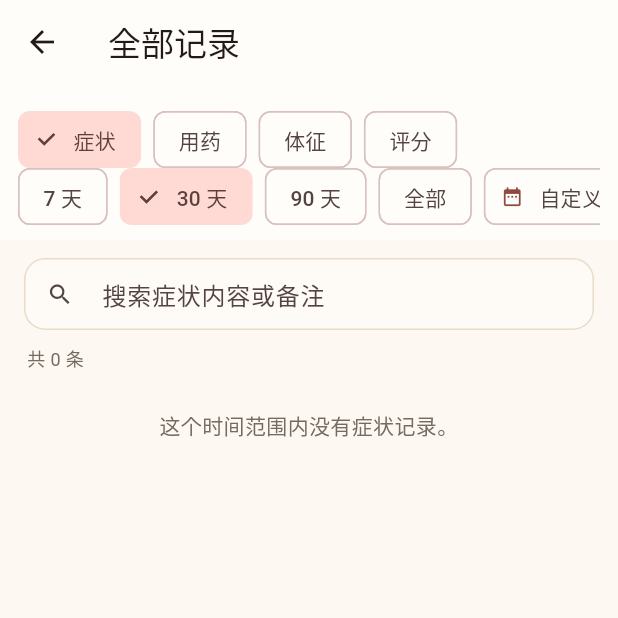
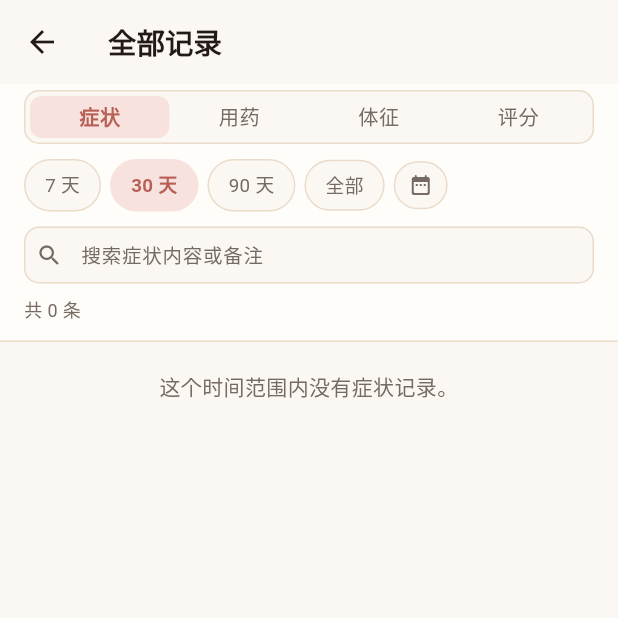
Before and after one commit to SNXJ/care-today, a Flutter app: the RecordsAllPage screen opened directly, on a phone screen of 412 x 824 dp, the top half of it. Run offline on Flutter 3.47's test engine with Material 3 defaults, Android fonts, the phone set to English and light mode, and no system bars; our stand-ins replace image_picker, open_filex, package_info_plus; Roboto replaces fonts that are missing (PingFang SC).

Commit message:
style: 全部记录页改版 + 补渲染测试
顶部筛选区重做：
- 类别改为四等分分段控件（等宽、不滚动），彻底避免最后一项被切
- 时间快捷键与日历按钮同属一个 Wrap，换行也整齐；选中区间单独一行展示可清除
- 搜索框、统计行、重置入口按米色系配色重排
- 列表按天分组改为卡片 + 玫瑰色日期标记，行内时间/标题/备注层级更清晰

新增 5 个 widget 渲染测试：无溢出、四个分段完整在屏内、日历按钮不被裁切、
切换类别正确过滤、默认 30 天且「全部」能取回更早记录。

版本号 1.2.2+6 → 1.2.3+7

Co-Authored-By: Claude Fable 5 <noreply@anthropic.com>

```diff
--- a/flutter_app/lib/features/home/records_all_page.dart
+++ b/flutter_app/lib/features/home/records_all_page.dart
@@ -6,6 +6,11 @@ import '../session/session_controller.dart';
 import 'actions.dart';
 import 'manage.dart';
 import 'records_filter.dart';
+
+const _paper = Color(0xfffbf8f4);
+const _panel = Color(0xfffffdf9);
+const _line = Color(0xffeadbca);
+const _softRose = Color(0xfff7e2de);
 
 /// 全部记录：四类记录的完整历史，支持时间范围过滤与关键字搜索。
 class RecordsAllPage extends StatefulWidget {
@@ -33,6 +38,9 @@ class _RecordsAllPageState extends State<RecordsAllPage> {
     searchController.dispose();
     super.dispose();
   }
+
+  bool get _filterDirty =>
+      customRange != null || days != 30 || searchController.text.isNotEmpty;
 
   Future<void> _pickRange() async {
     final now = DateTime.now();
@@ -84,125 +92,285 @@ class _RecordsAllPageState extends State<RecordsAllPage> {
     final groups = groupByDay(rows);
 
     return Scaffold(
+      backgroundColor: _paper,
       appBar: AppBar(
-        title: const Text('全部记录'),
-        bottom: PreferredSize(
-          preferredSize: const Size.fromHeight(104),
-          child: Padding(
-            padding: const EdgeInsets.fromLTRB(12, 0, 12, 10),
+        backgroundColor: _paper,
+        surfaceTintColor: Colors.transparent,
+        elevation: 0,
+        title: const Text('全部记录',
+            style: TextStyle(fontWeight: FontWeight.w700, fontSize: 19)),
+      ),
+      body: Column(
+        children: [
+          _filterPanel(rows.length, total),
+          Expanded(
+            child: rows.isEmpty
+                ? emptyNote('这个时间范围内没有${recordKindLabels[kind]}记录。')
+                : ListView(
+                    padding: const EdgeInsets.fromLTRB(16, 6, 16, 28),
+                    children: [
+                      for (final entry in groups.entries)
+                        _dayGroup(entry.key, entry.value, s),
+                    ],
+                  ),
+          ),
+        ],
+      ),
+    );
+  }
+
+  /// 顶部筛选区：类别分段 + 时间区间 + 搜索 + 统计。
+  Widget _filterPanel(int shown, int total) {
+    return Container(
+      padding: const EdgeInsets.fromLTRB(16, 4, 16, 12),
+      decoration: const BoxDecoration(
+        color: _panel,
+        border: Border(bottom: BorderSide(color: _line)),
+      ),
       child: Column(
         crossAxisAlignment: CrossAxisAlignment.stretch,
         children: [
-                SizedBox(
-                  height: 38,
-                  child: ListView(
-                    scrollDirection: Axis.horizontal,
+          // 类别：四等分，不滚动，永远完整可见
+          Container(
+            height: 36,
+            padding: const EdgeInsets.all(3),
+            decoration: BoxDecoration(
+              color: _paper,
+              borderRadius: BorderRadius.circular(10),
+              border: Border.all(color: _line),
+            ),
+            child: Row(
               children: [
-                      for (final k in RecordKind.values) ...[
-                        ChoiceChip(
-                          label: Text(recordKindLabels[k]!),
-                          selected: kind == k,
-                          onSelected: (_) => setState(() => kind = k),
-                        ),
-                        const SizedBox(width: 8),
-                      ],
+                for (final k in RecordKind.values)
+                  Expanded(child: _segment(k)),
               ],
             ),
           ),
-                SizedBox(
-                  height: 38,
-                  child: ListView(
-                    scrollDirection: Axis.horizontal,
+          const SizedBox(height: 10),
+          // 时间：快捷区间与日历按钮同属一个 Wrap，换行时也保持整齐，
+          // 且永远不会像横向滚动那样把最后一项切在屏幕外。
+          Wrap(
+            spacing: 6,
+            runSpacing: 6,
+            crossAxisAlignment: WrapCrossAlignment.center,
             children: [
               _rangeChip('7 天', 7),
               _rangeChip('30 天', 30),
               _rangeChip('90 天', 90),
               _rangeChip('全部', null),
-                      ChoiceChip(
-                        avatar: const Icon(Icons.date_range, size: 15),
-                        label: Text(customRange == null
-                            ? '自定义'
-                            : '${formatDateLabel(customRange!.start)}–${formatDateLabel(customRange!.end)}'),
-                        selected: customRange != null,
-                        onSelected: (_) => _pickRange(),
+              _iconPill(
+                icon: Icons.date_range_rounded,
+                active: customRange != null,
+                onTap: _pickRange,
               ),
             ],
           ),
+          if (customRange != null) ...[
+            const SizedBox(height: 8),
+            Row(
+              children: [
+                Icon(Icons.event_available_rounded,
+                    size: 14, color: rose.withValues(alpha: 0.9)),
+                const SizedBox(width: 6),
+                Expanded(
+                  child: Text(
+                    '${formatDateLabel(customRange!.start)} – ${formatDateLabel(customRange!.end)}',
+                    style: const TextStyle(fontSize: 12.5, color: ink),
+                  ),
+                ),
+                GestureDetector(
+                  onTap: () => setState(() {
+                    customRange = null;
+                    days = 30;
+                  }),
+                  child: const Icon(Icons.close_rounded,
+                      size: 15, color: muted),
                 ),
               ],
             ),
-          ),
-        ),
-      ),
-      body: Column(
-        children: [
-          Padding(
-            padding: const EdgeInsets.fromLTRB(16, 12, 16, 4),
+          ],
+          const SizedBox(height: 10),
+          // 搜索
+          SizedBox(
+            height: 38,
             child: TextField(
               controller: searchController,
+              style: const TextStyle(fontSize: 13.5),
               decoration: InputDecoration(
                 isDense: true,
+                filled: true,
+                fillColor: _paper,
                 hintText: '搜索${recordKindLabels[kind]}内容或备注',
-                prefixIcon: const Icon(Icons.search, size: 18),
+                hintStyle: const TextStyle(fontSize: 13, color: muted),
+                prefixIcon: const Icon(Icons.search_rounded,
+                    size: 18, color: muted),
+                prefixIconConstraints:
+                    const BoxConstraints(minWidth: 34, minHeight: 34),
                 suffixIcon: searchController.text.isEmpty
                     ? null
-                    : IconButton(
-                        icon: const Icon(Icons.close, size: 16),
-                        onPressed: () =>
+                    : GestureDetector(
+                        onTap: () =>
                             setState(() => searchController.clear()),
+                        child: const Icon(Icons.cancel_rounded,
+                            size: 16, color: muted),
                       ),
+                suffixIconConstraints:
+                    const BoxConstraints(minWidth: 32, minHeight: 32),
+                contentPadding:
+                    const EdgeInsets.symmetric(horizontal: 8, vertical: 9),
                 border: OutlineInputBorder(
-                    borderRadius: BorderRadius.circular(12)),
+                    borderRadius: BorderRadius.circular(10),
+                    borderSide: const BorderSide(color: _line)),
+                enabledBorder: OutlineInputBorder(
+                    borderRadius: BorderRadius.circular(10),
+                    borderSide: const BorderSide(color: _line)),
+                focusedBorder: OutlineInputBorder(
+                    borderRadius: BorderRadius.circular(10),
+                    borderSide: BorderSide(color: rose, width: 1.3)),
               ),
               onChanged: (_) => setState(() {}),
             ),
           ),
-          Padding(
-            padding: const EdgeInsets.fromLTRB(18, 6, 18, 6),
-            child: Row(
+          const SizedBox(height: 8),
+          _countLine(shown, total),
+        ],
+      ),
+    );
+  }
+
+  Widget _countLine(int shown, int total) {
+    return Row(
       children: [
         Text(
-                  rows.length == total
-                      ? '共 $total 条'
-                      : '筛选出 ${rows.length} 条 / 共 $total 条',
+          shown == total ? '共 $total 条' : '筛选出 $shown 条 / 共 $total 条',
           style: const TextStyle(color: muted, fontSize: 12),
         ),
         const Spacer(),
-                if (customRange != null || searchController.text.isNotEmpty)
-                  TextButton(
-                    onPressed: () => setState(() {
+        if (_filterDirty)
+          GestureDetector(
+            onTap: () => setState(() {
               customRange = null;
               days = 30;
               searchController.clear();
             }),
-                    child: const Text('重置筛选', style: TextStyle(fontSize: 12)),
+            child: Text('重置筛选',
+                style: TextStyle(
+                    fontSize: 12,
+                    color: rose,
+                    fontWeight: FontWeight.w600)),
           ),
+      ],
+    );
+  }
+
+  Widget _segment(RecordKind k) {
+    final selected = kind == k;
+    return GestureDetector(
+      onTap: () => setState(() => kind = k),
+      child: AnimatedContainer(
+        duration: const Duration(milliseconds: 140),
+        alignment: Alignment.center,
+        decoration: BoxDecoration(
+          color: selected ? _softRose : Colors.transparent,
+          borderRadius: BorderRadius.circular(8),
+        ),
+        child: Text(
+          recordKindLabels[k]!,
+          style: TextStyle(
+            fontSize: 13.5,
+            color: selected ? rose : muted,
+            fontWeight: selected ? FontWeight.w700 : FontWeight.w500,
+          ),
+        ),
+      ),
+    );
+  }
+
+  Widget _rangeChip(String label, int? value) {
+    final selected = customRange == null && days == value;
+    return GestureDetector(
+      onTap: () => setState(() {
+        days = value;
+        customRange = null;
+      }),
+      child: Container(
+        padding: const EdgeInsets.symmetric(horizontal: 13, vertical: 7),
+        decoration: BoxDecoration(
+          color: selected ? _softRose : _paper,
+          borderRadius: BorderRadius.circular(999),
+          border: Border.all(color: selected ? _softRose : _line),
+        ),
+        child: Text(label,
+            style: TextStyle(
+              fontSize: 12.5,
+              color: selected ? rose : muted,
+              fontWeight: selected ? FontWeight.w700 : FontWeight.w400,
+            )),
+      ),
+    );
+  }
+
+  Widget _iconPill(
+      {required IconData icon,
+      required bool active,
+      required VoidCallback onTap}) {
+    return GestureDetector(
+      onTap: onTap,
+      child: Container(
+        width: 36,
+        height: 32,
+        alignment: Alignment.center,
+        decoration: BoxDecoration(
+          color: active ? _softRose : _paper,
+          borderRadius: BorderRadius.circular(999),
+          border: Border.all(color: active ? _softRose : _line),
+        ),
+        child: Icon(icon, size: 16, color: active ? rose : muted),
+      ),
+    );
+  }
+
+  Widget _dayGroup(
+      String dayKey, List<UnifiedRecord> items, SessionController s) {
+    return Padding(
+      padding: const EdgeInsets.only(top: 14),
+      child: Column(
+        crossAxisAlignment: CrossAxisAlignment.start,
+        children: [
+          Padding(
+            padding: const EdgeInsets.only(left: 2, bottom: 6),
+            child: Row(
+              children: [
+                Container(
+                  width: 3,
+                  height: 13,
+                  decoration: BoxDecoration(
+                      color: rose, borderRadius: BorderRadius.circular(2)),
+                ),
+                const SizedBox(width: 7),
+                Text(_dayLabel(dayKey),
+                    style: const TextStyle(
+                        fontWeight: FontWeight.w700, fontSize: 13, color: ink)),
+                const SizedBox(width: 7),
+                Text('${items.length} 条',
+                    style: const TextStyle(color: muted, fontSize: 11)),
               ],
             ),
           ),
-          Expanded(
-            child: rows.isEmpty
-                ? emptyNote('这个时间范围内没有${recordKindLabels[kind]}记录。')
-                : ListView(
-                    padding: const EdgeInsets.fromLTRB(16, 0, 16, 24),
+          Container(
+            decoration: BoxDecoration(
+              color: _panel,
+              borderRadius: BorderRadius.circular(14),
+              border: Border.all(color: _line),
+            ),
+            child: Column(
               children: [
-                      for (final entry in groups.entries) ...[
-                        Padding(
-                          padding: const EdgeInsets.only(top: 14, bottom: 4),
-                          child: Row(
-                            children: [
-                              Text(_dayLabel(entry.key),
-                                  style: const TextStyle(
-                                      fontWeight: FontWeight.w700,
-                                      fontSize: 13)),
-                              const SizedBox(width: 8),
-                              Text('${entry.value.length} 条',
-                                  style: const TextStyle(
-                                      color: muted, fontSize: 11)),
-                            ],
-                          ),
-                        ),
-                        ...entry.value.map((r) => _row(r, s)),
+                for (var i = 0; i < items.length; i++) ...[
+                  if (i > 0)
+                    const Divider(
+                        height: 1, thickness: 1, indent: 14, endIndent: 14,
+                        color: Color(0xfff2e8dc)),
+                  _row(items[i], s),
                 ],
               ],
             ),
@@ -211,18 +379,6 @@ class _RecordsAllPageState extends State<RecordsAllPage> {
       ),
     );
   }
-
-  Widget _rangeChip(String label, int? value) => Padding(
-        padding: const EdgeInsets.only(right: 8),
-        child: ChoiceChip(
-          label: Text(label),
-          selected: customRange == null && days == value,
-          onSelected: (_) => setState(() {
-            days = value;
-            customRange = null;
-          }),
-        ),
-      );
 
   String _dayLabel(String key) {
     if (key == todayKey()) return '今天';
@@ -234,20 +390,52 @@ class _RecordsAllPageState extends State<RecordsAllPage> {
 
   Widget _row(UnifiedRecord r, SessionController s) {
     final editable = r.kind != RecordKind.score;
-    return ListTile(
-      contentPadding: EdgeInsets.zero,
-      dense: true,
-      leading: SizedBox(
-        width: 46,
+    return InkWell(
+      borderRadius: BorderRadius.circular(14),
+      onTap: editable ? () => _openRecord(r, s) : null,
+      child: Padding(
+        padding: const EdgeInsets.fromLTRB(14, 11, 12, 11),
+        child: Row(
+          crossAxisAlignment: CrossAxisAlignment.start,
+          children: [
+            SizedBox(
+              width: 42,
               child: Text(formatTimelineTime(r.time?.toIso8601String()),
                   style: const TextStyle(
-                fontWeight: FontWeight.w600, fontSize: 12, color: muted)),
+                      fontWeight: FontWeight.w600,
+                      fontSize: 12,
+                      color: muted)),
             ),
-      title: Text(r.title, style: const TextStyle(fontWeight: FontWeight.w600)),
-      subtitle: r.subtitle.isEmpty ? null : Text(r.subtitle),
-      trailing:
-          editable ? const Icon(Icons.chevron_right, color: muted) : null,
-      onTap: editable ? () => _openRecord(r, s) : null,
+            const SizedBox(width: 10),
+            Expanded(
+              child: Column(
+                crossAxisAlignment: CrossAxisAlignment.start,
+                children: [
+                  Text(r.title,
+                      style: const TextStyle(
+                          fontWeight: FontWeight.w600,
+                          fontSize: 14.5,
+                          color: ink,
+                          height: 1.3)),
+                  if (r.subtitle.isNotEmpty)
+                    Padding(
+                      padding: const EdgeInsets.only(top: 3),
+                      child: Text(r.subtitle,
+                          style: const TextStyle(
+                              fontSize: 12.5, color: muted, height: 1.4)),
+                    ),
+                ],
+              ),
+            ),
+            if (editable)
+              const Padding(
+                padding: EdgeInsets.only(left: 6, top: 2),
+                child: Icon(Icons.chevron_right_rounded,
+                    size: 18, color: Color(0xffc4b8aa)),
+              ),
+          ],
+        ),
+      ),
     );
   }
 }
--- a/flutter_app/pubspec.yaml
+++ b/flutter_app/pubspec.yaml
@@ -16,7 +16,7 @@ publish_to: 'none' # Remove this line if you wish to publish to pub.dev
 # https://developer.apple.com/library/archive/documentation/General/Reference/InfoPlistKeyReference/Articles/CoreFoundationKeys.html
 # In Windows, build-name is used as the major, minor, and patch parts
 # of the product and file versions while build-number is used as the build suffix.
-version: 1.2.2+6
+version: 1.2.3+7
 
 environment:
   sdk: ^3.6.2
```
Also changed, not shown: 1 other file. Lines whose indentation alone changed are shown as unchanged.
